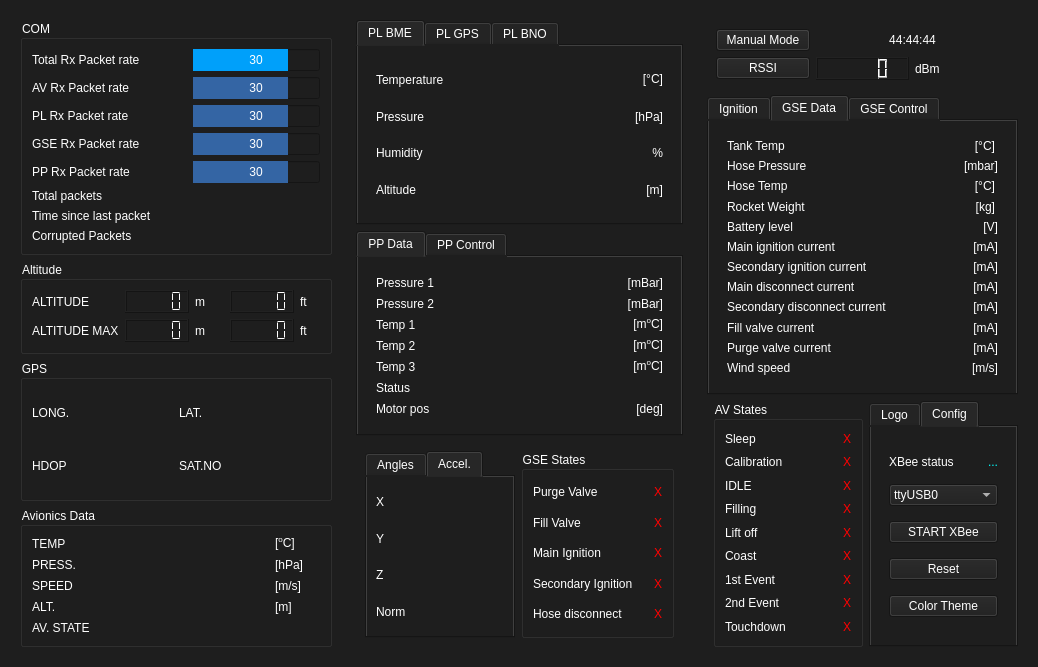
Above: UI/ui_file/MainGUI.ui from MorgesHAB/ERT2020GS before the change. Below: the same form after it.
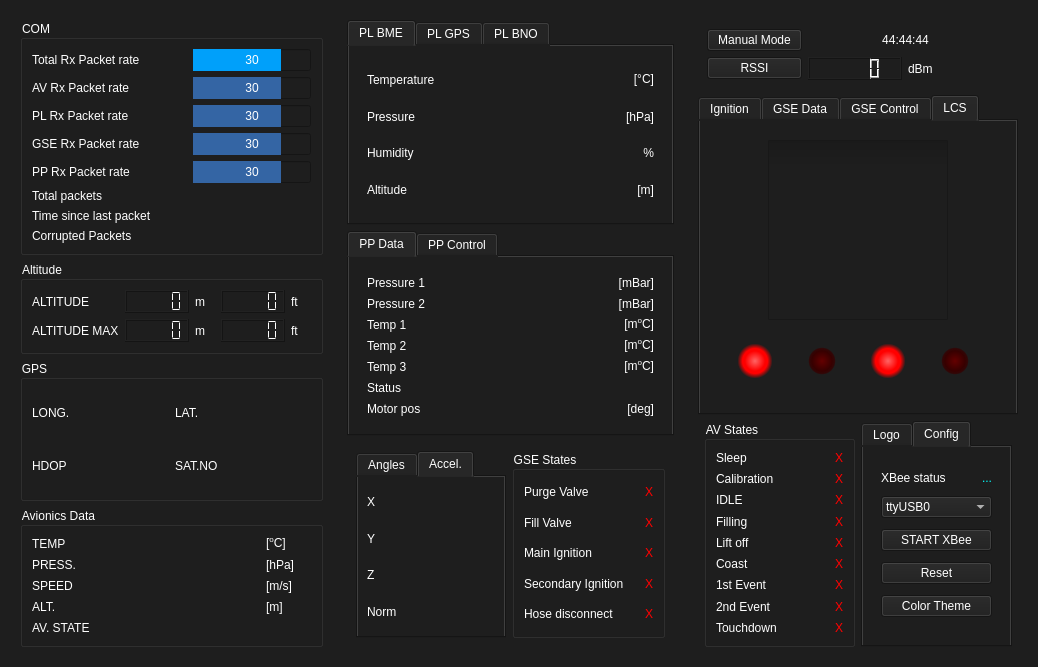
That is the form after the change. Icons and pictures are not drawn.

Commit message: Added PC version interface

```diff
--- a/UI/ui_file/MainGUI.ui
+++ b/UI/ui_file/MainGUI.ui
@@ -2247,7 +2247,7 @@
         </layout>
        </widget>
       </item>
-      <item row="1" column="0" colspan="3">
+      <item row="1" column="0" colspan="4">
        <widget class="QTabWidget" name="tabWidget_4">
         <property name="maximumSize">
          <size>
@@ -2256,7 +2256,7 @@
          </size>
         </property>
         <property name="currentIndex">
-         <number>1</number>
+         <number>3</number>
         </property>
         <widget class="QWidget" name="tab_8">
          <attribute name="title">
@@ -2938,6 +2938,251 @@
           </item>
          </layout>
         </widget>
+        <widget class="QWidget" name="lcs_tab">
+         <attribute name="title">
+          <string>LCS</string>
+         </attribute>
+         <layout class="QHBoxLayout" name="horizontalLayout_7">
+          <item>
+           <widget class="QWidget" name="lcs_container" native="true">
+            <property name="sizePolicy">
+             <sizepolicy hsizetype="Preferred" vsizetype="Preferred">
+              <horstretch>0</horstretch>
+              <verstretch>0</verstretch>
+             </sizepolicy>
+            </property>
+            <layout class="QVBoxLayout" name="verticalLayout_2">
+             <item>
+              <widget class="QCheckBox" name="lcs_button">
+               <property name="enabled">
+                <bool>true</bool>
+               </property>
+               <property name="sizePolicy">
+                <sizepolicy hsizetype="Expanding" vsizetype="Expanding">
+                 <horstretch>0</horstretch>
+                 <verstretch>0</verstretch>
+                </sizepolicy>
+               </property>
+               <property name="tabletTracking">
+                <bool>false</bool>
+               </property>
+               <property name="focusPolicy">
+                <enum>Qt::NoFocus</enum>
+               </property>
+               <property name="autoFillBackground">
+                <bool>false</bool>
+               </property>
+               <property name="styleSheet">
+                <string notr="true">QCheckBox {
+	min-width: 100%;
+	min-height:100%;
+	spacing: 0;
+}
+
+QCheckBox::indicator {
+	width:180%;
+	height: 180%;
+	spacing: 0;
+    subcontrol-position: center;
+}
+
+QCheckBox::indicator:unchecked {
+background-color: qradialgradient(spread:pad, cx:0.5, cy:0.5, radius:
+0.5, fx:0.5, fy:0.5, 
+stop:0 rgba(235, 0, 0, 255), 
+stop:0.85 rgba(200, 0, 0, 255), 
+stop:0.85001 rgba(10,0,0,255), 
+stop:0.90 rgba(10,0,0,255), 
+stop:0.9001 rgba(10,0,0,0));
+}
+
+QCheckBox::indicator:unchecked:hover {
+background-color: qradialgradient(spread:pad, cx:0.5, cy:0.5, radius:
+0.5, fx:0.5, fy:0.5, 
+stop:0 rgba(255, 50, 50, 255), 
+stop:0.85 rgba(200, 0, 0, 255), 
+stop:0.85001 rgba(10,0,0,255), 
+stop:0.90 rgba(10,0,0,255), 
+stop:0.9001 rgba(10,0,0,0));
+}
+
+QCheckBox::indicator:unchecked:pressed {
+background-color: qradialgradient(spread:pad, cx:0.5, cy:0.5, radius:
+0.5, fx:0.5, fy:0.5, 
+stop:0 rgba(150, 0, 0, 255), 
+stop:0.85 rgba(200, 0, 0, 255), 
+stop:0.85001 rgba(10,0,0,255), 
+stop:0.90 rgba(10,0,0,255), 
+stop:0.9001 rgba(10,0,0,0));
+}
+
+QCheckBox::indicator:checked {
+background-color: qradialgradient(spread:pad, cx:0.5, cy:0.5, radius:
+0.5, fx:0.5, fy:0.5, 
+stop:0 rgba(100, 0, 0, 255), 
+stop:0.85 rgba(80, 0, 0, 255), 
+stop:0.85001 rgba(10,0,0,255), 
+stop:0.90 rgba(10,0,0,255), 
+stop:0.9001 rgba(10,0,0,0));
+}</string>
+               </property>
+               <property name="text">
+                <string/>
+               </property>
+               <property name="checkable">
+                <bool>true</bool>
+               </property>
+               <property name="checked">
+                <bool>false</bool>
+               </property>
+               <property name="tristate">
+                <bool>false</bool>
+               </property>
+              </widget>
+             </item>
+             <item>
+              <widget class="QWidget" name="lcs_check_container" native="true">
+               <property name="sizePolicy">
+                <sizepolicy hsizetype="Expanding" vsizetype="Maximum">
+                 <horstretch>0</horstretch>
+                 <verstretch>0</verstretch>
+                </sizepolicy>
+               </property>
+               <layout class="QHBoxLayout" name="horizontalLayout_12" stretch="0,0,0,0">
+                <property name="leftMargin">
+                 <number>10</number>
+                </property>
+                <property name="rightMargin">
+                 <number>10</number>
+                </property>
+                <item alignment="Qt::AlignHCenter">
+                 <widget class="QCheckBox" name="lcs_check_1">
+                  <property name="sizePolicy">
+                   <sizepolicy hsizetype="Fixed" vsizetype="Fixed">
+                    <horstretch>0</horstretch>
+                    <verstretch>0</verstretch>
+                   </sizepolicy>
+                  </property>
+                  <property name="minimumSize">
+                   <size>
+                    <width>30</width>
+                    <height>30</height>
+                   </size>
+                  </property>
+                  <property name="styleSheet">
+                   <string notr="true">QCheckBox::indicator {
+	width: 50%;
+	height:50%;
+}
+
+QCheckBox::indicator:unchecked {
+background-color:qradialgradient(spread:pad, cx:0.5, cy:0.5, radius:0.5, fx:0.5, fy:0.5, stop:0 rgba(100, 0, 0), stop:0.4 rgba(55, 0, 0, 255), stop:0.5 rgba(55,0,0,200), stop:0.55 rgba(55, 0, 0, 0));
+}
+
+QCheckBox::indicator:checked {
+background-color:qradialgradient(spread:pad, cx:0.5, cy:0.5, radius:0.5, fx:0.5, fy:0.5, stop:0 rgba(255, 100, 100), stop:0.4 rgba(255, 0, 0, 255), stop:0.5 rgba(255,0,0,255), stop:0.7 rgba(255, 158, 158, 0));
+}</string>
+                  </property>
+                  <property name="text">
+                   <string/>
+                  </property>
+                  <property name="iconSize">
+                   <size>
+                    <width>0</width>
+                    <height>0</height>
+                   </size>
+                  </property>
+                  <property name="checked">
+                   <bool>true</bool>
+                  </property>
+                  <property name="tristate">
+                   <bool>false</bool>
+                  </property>
+                 </widget>
+                </item>
+                <item alignment="Qt::AlignHCenter">
+                 <widget class="QCheckBox" name="lcs_check_2">
+                  <property name="styleSheet">
+                   <string notr="true">QCheckBox::indicator {
+	width: 50%;
+	height:50%;
+}
+
+QCheckBox::indicator:unchecked {
+background-color:qradialgradient(spread:pad, cx:0.5, cy:0.5, radius:0.5, fx:0.5, fy:0.5, stop:0 rgba(100, 0, 0), stop:0.4 rgba(55, 0, 0, 255), stop:0.5 rgba(55,0,0,200), stop:0.55 rgba(55, 0, 0, 0));
+}
+
+QCheckBox::indicator:checked {
+background-color:qradialgradient(spread:pad, cx:0.5, cy:0.5, radius:0.5, fx:0.5, fy:0.5, stop:0 rgba(255, 100, 100), stop:0.4 rgba(255, 0, 0, 255), stop:0.5 rgba(255,0,0,255), stop:0.7 rgba(255, 158, 158, 0));
+}</string>
+                  </property>
+                  <property name="text">
+                   <string/>
+                  </property>
+                 </widget>
+                </item>
+                <item alignment="Qt::AlignHCenter">
+                 <widget class="QCheckBox" name="lcs_check_3">
+                  <property name="sizePolicy">
+                   <sizepolicy hsizetype="Expanding" vsizetype="Expanding">
+                    <horstretch>0</horstretch>
+                    <verstretch>0</verstretch>
+                   </sizepolicy>
+                  </property>
+                  <property name="styleSheet">
+                   <string notr="true">QCheckBox::indicator {
+	width: 50%;
+	height:50%;
+}
+
+QCheckBox::indicator:unchecked {
+background-color:qradialgradient(spread:pad, cx:0.5, cy:0.5, radius:0.5, fx:0.5, fy:0.5, stop:0 rgba(100, 0, 0), stop:0.4 rgba(55, 0, 0, 255), stop:0.5 rgba(55,0,0,200), stop:0.55 rgba(55, 0, 0, 0));
+}
+
+QCheckBox::indicator:checked {
+background-color:qradialgradient(spread:pad, cx:0.5, cy:0.5, radius:0.5, fx:0.5, fy:0.5, stop:0 rgba(255, 100, 100), stop:0.4 rgba(255, 0, 0, 255), stop:0.5 rgba(255,0,0,255), stop:0.7 rgba(255, 158, 158, 0));
+}</string>
+                  </property>
+                  <property name="text">
+                   <string/>
+                  </property>
+                  <property name="checked">
+                   <bool>true</bool>
+                  </property>
+                 </widget>
+                </item>
+                <item alignment="Qt::AlignHCenter">
+                 <widget class="QCheckBox" name="lcs_check_4">
+                  <property name="styleSheet">
+                   <string notr="true">QCheckBox::indicator {
+	width: 50%;
+	height:50%;
+}
+
+QCheckBox::indicator:unchecked {
+background-color:qradialgradient(spread:pad, cx:0.5, cy:0.5, radius:0.5, fx:0.5, fy:0.5, stop:0 rgba(100, 0, 0), stop:0.4 rgba(55, 0, 0, 255), stop:0.5 rgba(55,0,0,200), stop:0.55 rgba(55, 0, 0, 0));
+}
+
+QCheckBox::indicator:checked {
+background-color:qradialgradient(spread:pad, cx:0.5, cy:0.5, radius:0.5, fx:0.5, fy:0.5, stop:0 rgba(255, 100, 100), stop:0.4 rgba(255, 0, 0, 255), stop:0.5 rgba(255,0,0,255), stop:0.7 rgba(255, 158, 158, 0));
+}</string>
+                  </property>
+                  <property name="text">
+                   <string/>
+                  </property>
+                  <property name="checked">
+                   <bool>false</bool>
+                  </property>
+                 </widget>
+                </item>
+               </layout>
+              </widget>
+             </item>
+            </layout>
+           </widget>
+          </item>
+         </layout>
+        </widget>
        </widget>
       </item>
      </layout>
```
The commit also changes 5 other files.
